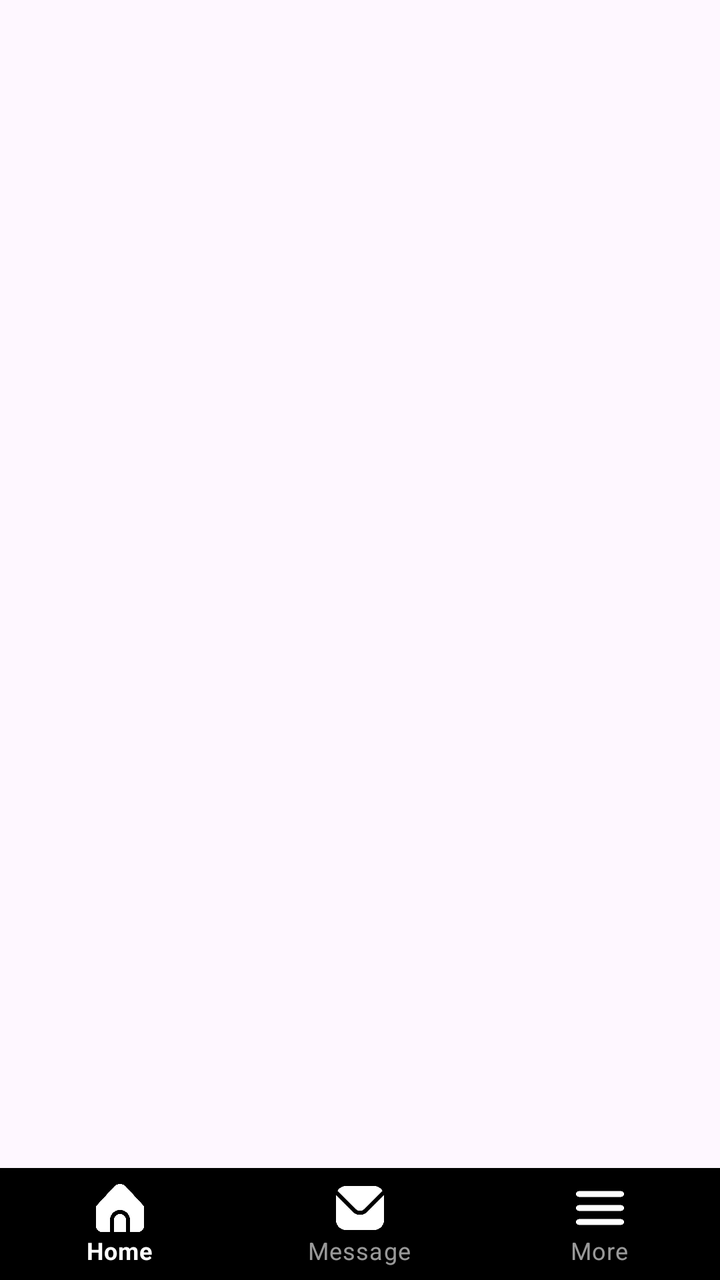
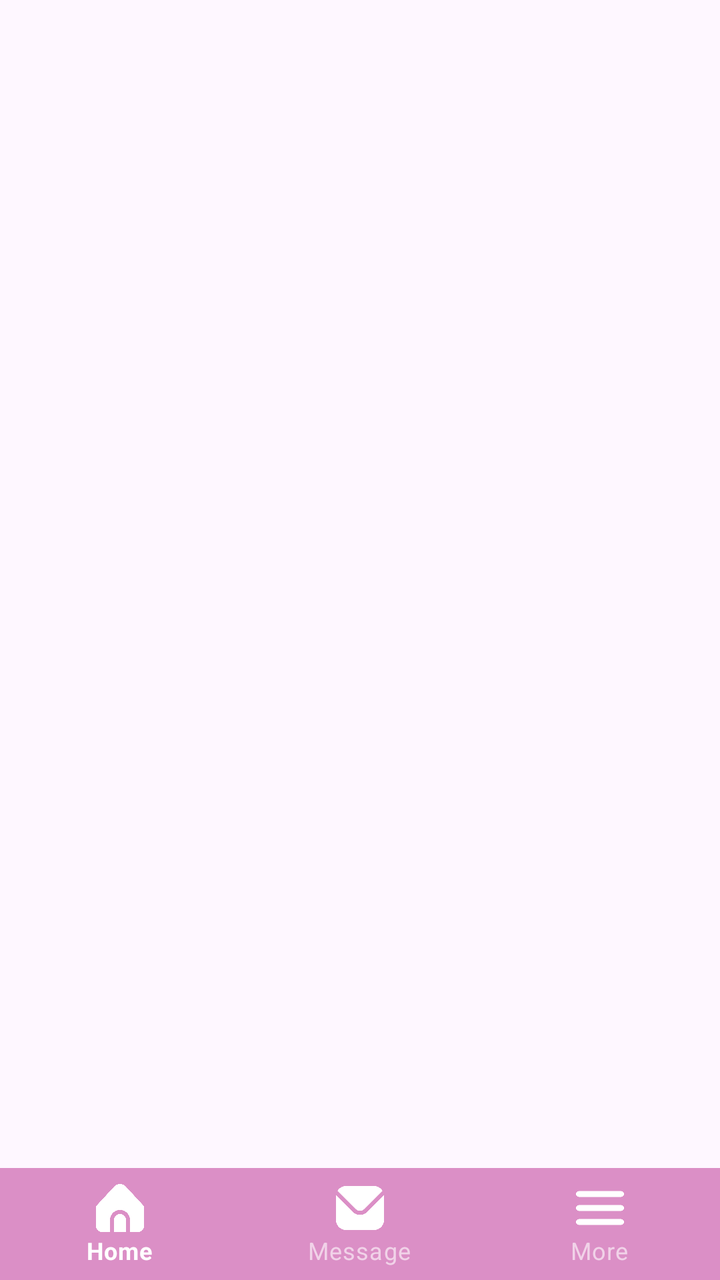

An Android layout rendered at two revisions. The XML below is the earlier revision; the diff shows what the commit changed to produce the second picture.
<!-- AndroidManifest.xml: application theme Theme.BellApps -->
<!-- res/layout/activity_base.xml -->
<?xml version="1.0" encoding="utf-8"?>
<androidx.constraintlayout.widget.ConstraintLayout xmlns:android="http://schemas.android.com/apk/res/android"
    xmlns:app="http://schemas.android.com/apk/res-auto"
    xmlns:tools="http://schemas.android.com/tools"
    android:id="@+id/main"
    android:layout_width="match_parent"
    android:layout_height="match_parent"
    tools:context=".BaseActivity">

    <FrameLayout
        android:id="@+id/fragment_container"
        android:layout_width="match_parent"
        android:layout_height="0dp"
        app:layout_constraintBottom_toTopOf="@+id/bottom_nav_view"
        app:layout_constraintEnd_toEndOf="parent"
        app:layout_constraintTop_toTopOf="parent" />

    <com.google.android.material.bottomnavigation.BottomNavigationView
        android:id="@+id/bottom_nav_view"
        style="@style/Widget.MaterialComponents.BottomNavigationView.Colored"
        android:layout_width="match_parent"
        android:layout_height="wrap_content"
        app:itemBackground="@color/black"
        app:itemIconTint="@color/white"
        app:layout_constraintBottom_toBottomOf="parent"
        app:menu="@menu/bottom_nav_menu" />

</androidx.constraintlayout.widget.ConstraintLayout>
<!-- resources referenced by this layout -->
<resources>
  <color name="black">#FF000000</color>
  <color name="white">#FFFFFFFF</color>
  <style name="Theme.BellApps" parent="Base.Theme.BellApps" />
  <style name="Base.Theme.BellApps" parent="Theme.Material3.DayNight.NoActionBar">
          
          
      </style>
</resources>

<!-- the commit's change to res/layout/activity_base.xml (unified diff, before → after) -->
@@ -20,7 +20,7 @@
         style="@style/Widget.MaterialComponents.BottomNavigationView.Colored"
         android:layout_width="match_parent"
         android:layout_height="wrap_content"
-        app:itemBackground="@color/black"
+        app:itemBackground="@color/bg"
         app:itemIconTint="@color/white"
         app:layout_constraintBottom_toBottomOf="parent"
         app:menu="@menu/bottom_nav_menu" />
<!-- resource entries referenced after the edit -->
@@ -1,6 +1,6 @@
 <!-- resources referenced by this layout -->
 <resources>
-  <color name="black">#FF000000</color>
+  <color name="bg">#DB8FC6</color>
   <color name="white">#FFFFFFFF</color>
   <style name="Theme.BellApps" parent="Base.Theme.BellApps" />
   <style name="Base.Theme.BellApps" parent="Theme.Material3.DayNight.NoActionBar">
